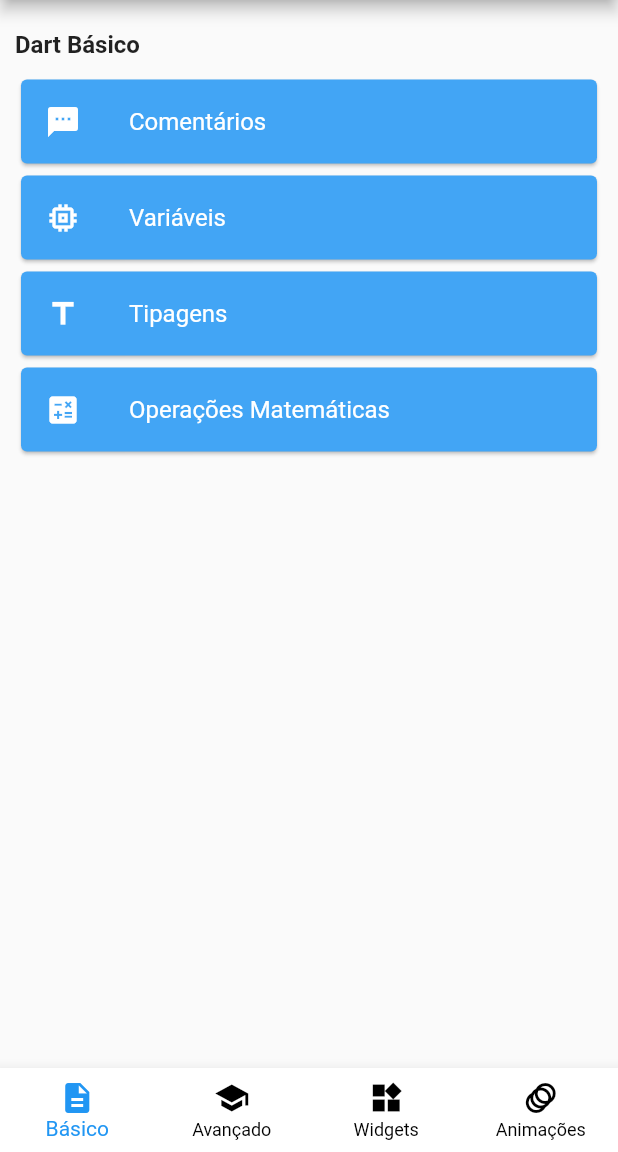
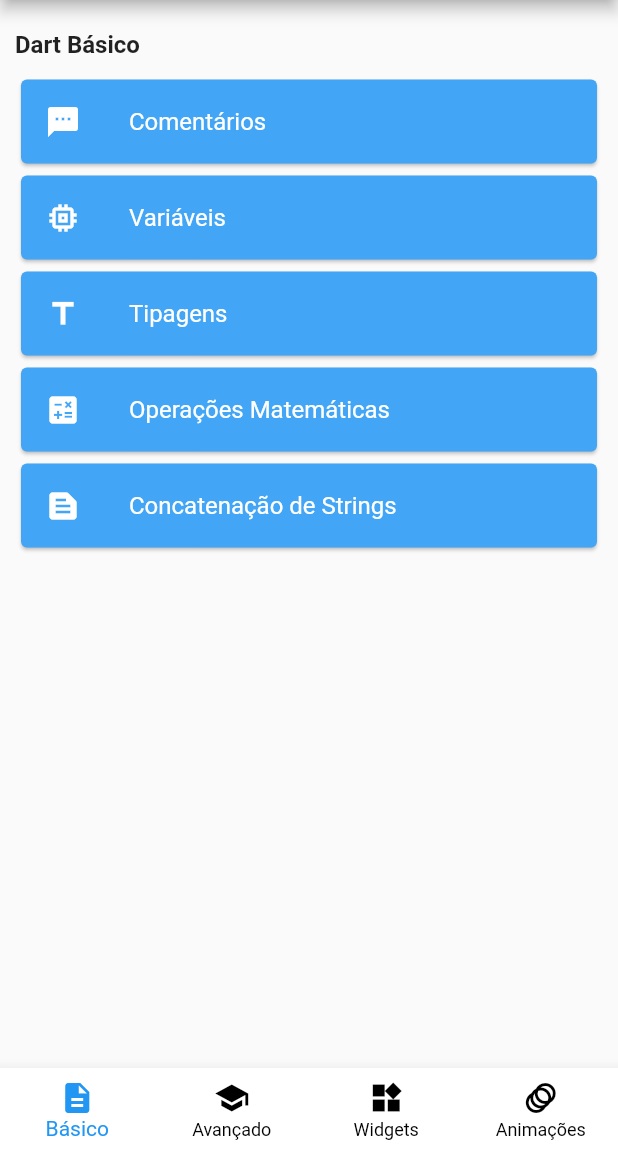
Before and after one commit to charleslana/flutter_snippets, a Flutter app: the screen it shows after launch, on a phone screen of 412 x 824 dp, the part 84-1236 px from its top. Run offline on Flutter 3.47's test engine with Material 2 defaults, Android fonts, the phone set to English and light mode, and no system bars.

Commit message:
feat(snippet concat strings): add

```diff
--- a/lib/main.dart
+++ b/lib/main.dart
@@ -1,6 +1,7 @@
 import 'package:flutter/material.dart';
 import 'package:flutter_snippets/src/routes/app_routes.dart';
 import 'package:flutter_snippets/src/snippets/snippet_comments.dart';
+import 'package:flutter_snippets/src/snippets/snippet_concat_strings.dart';
 import 'package:flutter_snippets/src/snippets/snippet_math_operations.dart';
 import 'package:flutter_snippets/src/snippets/snippet_types.dart';
 import 'package:flutter_snippets/src/snippets/snippet_variables.dart';
@@ -34,6 +35,7 @@ class MyApp extends StatelessWidget {
           AppRoutes.SNIPPET_VARIABLES: (_) => SnippetVariables(),
           AppRoutes.SNIPPET_TYPES: (_) => SnippetTypes(),
           AppRoutes.SNIPPET_MATH_OPERATIONS: (_) => SnippetMathOperations(),
+          AppRoutes.SNIPPET_CONCAT_STRINGS: (_) => SnippetConcatStrings(),
         },
       ),
     );
--- a/lib/src/constants/app_constants.dart
+++ b/lib/src/constants/app_constants.dart
@@ -10,4 +10,5 @@ class AppConstants {
   static const TEXT_CARD_BASIC_VARIABLES = 'Variáveis';
   static const TEXT_CARD_BASIC_TYPES = 'Tipagens';
   static const TEXT_CARD_BASIC_MATH_OPERATIONS = 'Operações Matemáticas';
+  static const TEXT_CARD_BASIC_CONCAT_STRINGS = 'Concatenação de Strings';
 }
--- a/lib/src/routes/app_routes.dart
+++ b/lib/src/routes/app_routes.dart
@@ -7,4 +7,5 @@ class AppRoutes {
   static const SNIPPET_VARIABLES = '/snippet-variables';
   static const SNIPPET_TYPES = '/snippet-types';
   static const SNIPPET_MATH_OPERATIONS = '/snippet-math-operations';
+  static const SNIPPET_CONCAT_STRINGS = '/snippet-concat-strings';
 }
--- a/lib/src/views/snippet_basic.dart
+++ b/lib/src/views/snippet_basic.dart
@@ -52,6 +52,12 @@ class SnippetBasic extends StatelessWidget {
                 onPressed: () => Navigator.of(context)
                     .pushNamed(AppRoutes.SNIPPET_MATH_OPERATIONS),
               ),
+              AppCard(
+                text: AppConstants.TEXT_CARD_BASIC_CONCAT_STRINGS,
+                icon: Icons.text_snippet,
+                onPressed: () => Navigator.of(context)
+                    .pushNamed(AppRoutes.SNIPPET_CONCAT_STRINGS),
+              ),
             ],
           ),
         ),
```
Also changed, not shown: assets/snippets/concat_strings.txt (added, +10 -0 lines), lib/src/snippets/snippet_concat_strings.dart (added, +44 -0 lines).
